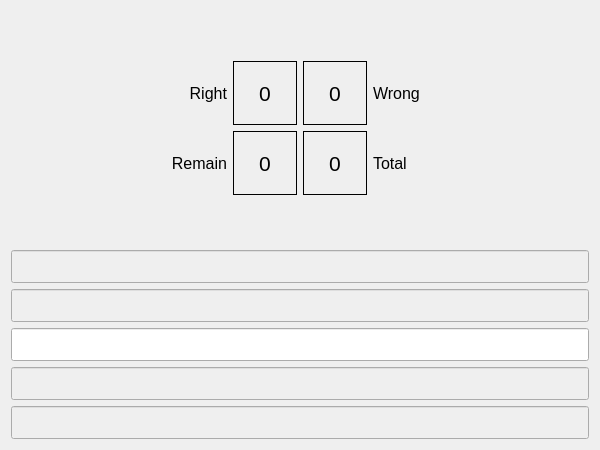
Above: SpeakEnglish/ChallengeForm.ui from olegphpgithub/ChallengeAccepted before the change. Below: the same form after it.
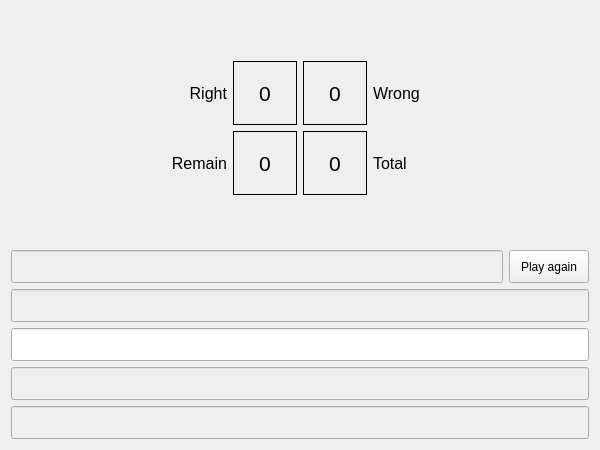
That is the form after the change.

The edit to the form file:
```diff
--- a/SpeakEnglish/ChallengeForm.ui
+++ b/SpeakEnglish/ChallengeForm.ui
@@ -247,6 +247,8 @@
       </layout>
      </item>
      <item>
+      <layout class="QGridLayout" name="gridLayout_2">
+       <item row="0" column="0">
       <widget class="QLineEdit" name="questionLineEdit">
        <property name="enabled">
         <bool>false</bool>
@@ -257,6 +259,21 @@
         </font>
        </property>
       </widget>
+       </item>
+       <item row="0" column="1">
+        <widget class="QPushButton" name="PlayAgainPushButton">
+         <property name="sizePolicy">
+          <sizepolicy hsizetype="Minimum" vsizetype="Preferred">
+           <horstretch>0</horstretch>
+           <verstretch>0</verstretch>
+          </sizepolicy>
+         </property>
+         <property name="text">
+          <string>Play again</string>
+         </property>
+        </widget>
+       </item>
+      </layout>
      </item>
      <item>
       <widget class="QLineEdit" name="ExampleLineEdit">
```
Lines whose indentation alone changed are shown as unchanged.
